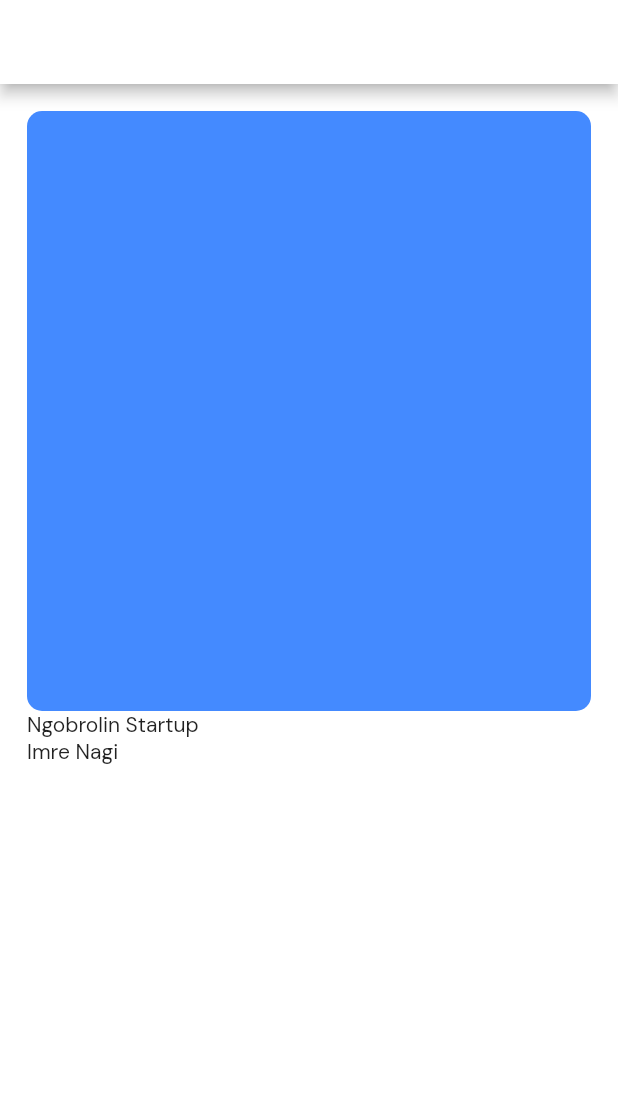
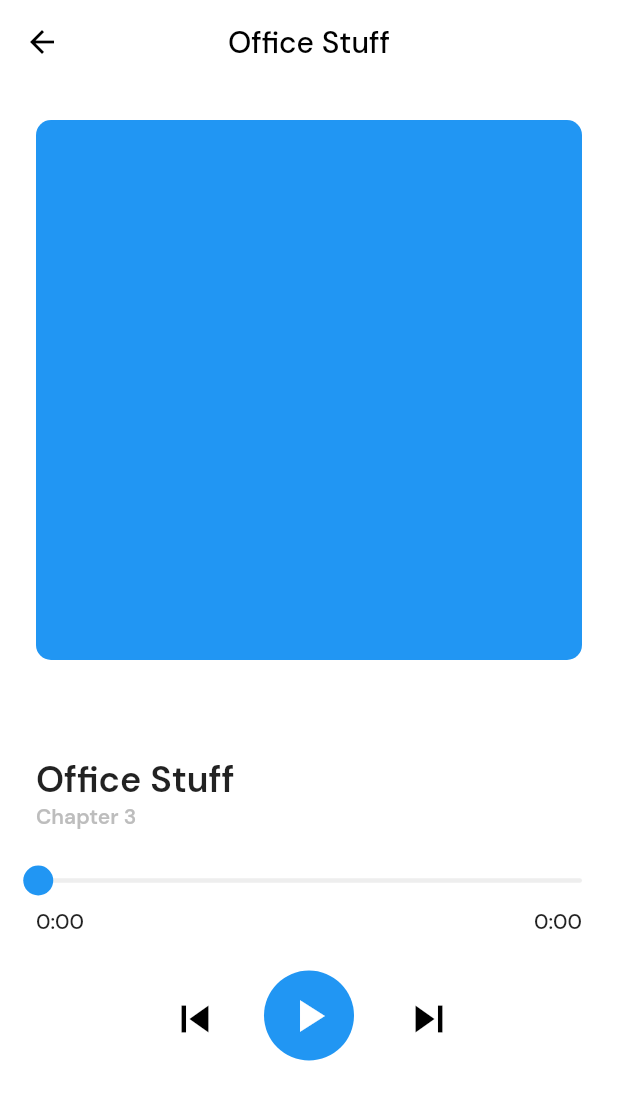
Before and after one commit to 4RSIM3R/flutter-pocket-book, a Flutter app: the DetailAudioPage screen opened directly, on a phone screen of 412 x 824 dp. Shown: the top 1100 px of the screen. Run offline on Flutter 3.47's test engine with Material 2 defaults, Android fonts, the phone set to English and light mode, and no system bars; drawn by our look-alikes of audio_video_progress_bar; our stand-ins replace bloc, cached_network_image, community_material_icon, dio, flutter_bloc, google_fonts and 3 more; missing offline and left inert: flutter_cached_pdfview; network calls fail.

Commit message:
feat: build basic audio player

```diff
--- a/lib/presentation/components/domain/home/home_audio_cad.dart
+++ b/lib/presentation/components/domain/home/home_audio_cad.dart
@@ -17,7 +17,7 @@ class HomeAudioCard extends StatelessWidget {
   Widget build(BuildContext context) {
     return InkWell(
       onTap: () {
-        Navigator.pushNamed(context, RouteNames.spellChecker);
+        Navigator.pushNamed(context, RouteNames.listenBook);
       },
       child: Container(
         height: 70,
--- a/lib/presentation/pages/book/detail_audio_page.dart
+++ b/lib/presentation/pages/book/detail_audio_page.dart
@@ -1,3 +1,4 @@
+import 'package:audio_video_progress_bar/audio_video_progress_bar.dart';
 import 'package:flutter/material.dart';
 
 class DetailAudioPage extends StatelessWidget {
@@ -9,26 +10,70 @@ class DetailAudioPage extends StatelessWidget {
       backgroundColor: Colors.white,
       appBar: AppBar(
         backgroundColor: Colors.white,
+        elevation: 0,
+        leading: IconButton(onPressed: () {}, icon: Icon(Icons.arrow_back, color: Colors.black)),
+        title: Text('Office Stuff', style: TextStyle(color: Colors.black)),
+        centerTitle: true,
       ),
-      body: SingleChildScrollView(
-        child: Padding(
-          padding: EdgeInsets.all(18),
-          child: Column(
-            crossAxisAlignment: CrossAxisAlignment.start,
-            children: [
-              Container(
+      body: Padding(
+        padding: const EdgeInsets.all(24),
+        child: Column(
+          crossAxisAlignment: CrossAxisAlignment.start,
+          children: [
+            Expanded(
+              child: Container(
+                height: double.infinity,
                 width: double.infinity,
-                height: 400,
-                padding: EdgeInsets.all(12),
                 decoration: BoxDecoration(
-                  color: Colors.blueAccent,
-                  borderRadius: BorderRadius.circular(10)
+                  color: Colors.blue,
+                  borderRadius: BorderRadius.circular(10),
                 ),
+                padding: EdgeInsets.all(18),
               ),
-              Text('Ngobrolin Startup'),
-              Text('Imre Nagi'),
-            ],
-          ),
+            ),
+            Expanded(
+              child: Column(
+                crossAxisAlignment: CrossAxisAlignment.start,
+                children: [
+                  SizedBox(height: 64),
+                  Text(
+                    'Office Stuff',
+                    style: TextStyle(fontSize: 24, fontWeight: FontWeight.w600),
+                  ),
+                  Text('Chapter 3', style: TextStyle(color: Colors.grey[400], fontWeight: FontWeight.w600, fontSize: 14),),
+                  SizedBox(height: 24),
+                  ProgressBar(
+                    progress: Duration.zero,
+                    total: Duration.zero,
+                    progressBarColor: Colors.blueAccent,
+                    thumbColor: Colors.blue,
+                    baseBarColor: Colors.grey[200],
+                    barHeight: 3,
+                    timeLabelPadding: 8,
+                  ),
+                  SizedBox(height: 24),
+                  Row(
+                    mainAxisAlignment: MainAxisAlignment.center,
+                    children: [
+                      IconButton(onPressed: () {}, icon: Icon(Icons.skip_previous, color: Colors.black, size: 36)),
+                      SizedBox(width: 24),
+                      Container(
+                        height: 60,
+                        width: 60,
+                        decoration: BoxDecoration(
+                          color: Colors.blue,
+                          borderRadius: BorderRadius.circular(30),
+                        ),
+                        child: IconButton(onPressed: () {}, icon: Icon(Icons.play_arrow, color: Colors.white, size: 36)),
+                      ),
+                      SizedBox(width: 24),
+                      IconButton(onPressed: () {}, icon: Icon(Icons.skip_next, color: Colors.black, size: 36))
+                    ],
+                  )
+                ],
+              ),
+            ),
+          ],
         ),
       ),
     );
--- a/lib/presentation/utils/route_utils.dart
+++ b/lib/presentation/utils/route_utils.dart
@@ -1,4 +1,5 @@
 import 'package:flutter/material.dart';
+import 'package:pocket_books/presentation/pages/book/detail_audio_page.dart';
 import 'package:pocket_books/presentation/pages/book/detail_book_page.dart';
 import 'package:pocket_books/presentation/pages/book/listen_book_page.dart';
 import 'package:pocket_books/presentation/pages/book/spell_checker_page.dart';
@@ -20,7 +21,7 @@ class RouteNames {
     home: (object) => const HomePage(),
     spellChecker: (object) => const SpellCheckerPage(),
     detailBook: (object) => const DetailBookPage(),
-    listenBook: (object) => const ListenBookPage(),
+    listenBook: (object) => const DetailAudioPage(),
   };
 
 }
--- a/pubspec.yaml
+++ b/pubspec.yaml
@@ -52,6 +52,7 @@ dependencies:
   flutter_bloc: ^8.0.1
   shimmer: ^2.0.0
   quiver: ^3.1.0
+  audio_video_progress_bar: ^0.10.0
 
 flutter_native_splash:
   color: "#ffffff"
```
Also changed, not shown: pubspec.lock.
